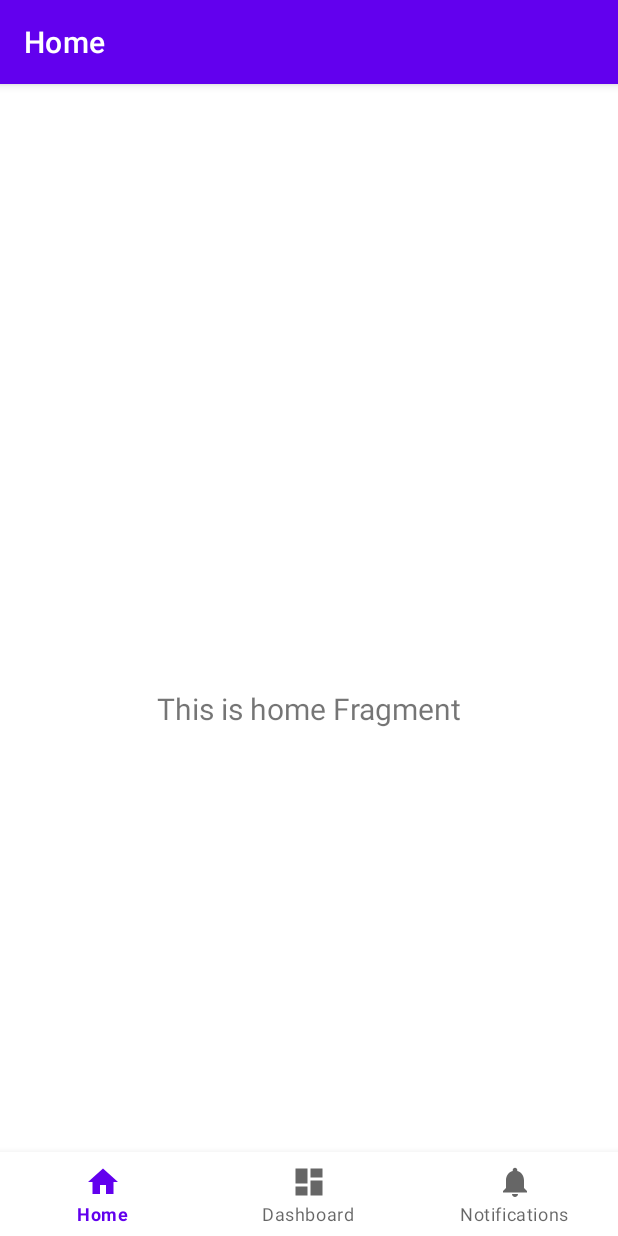
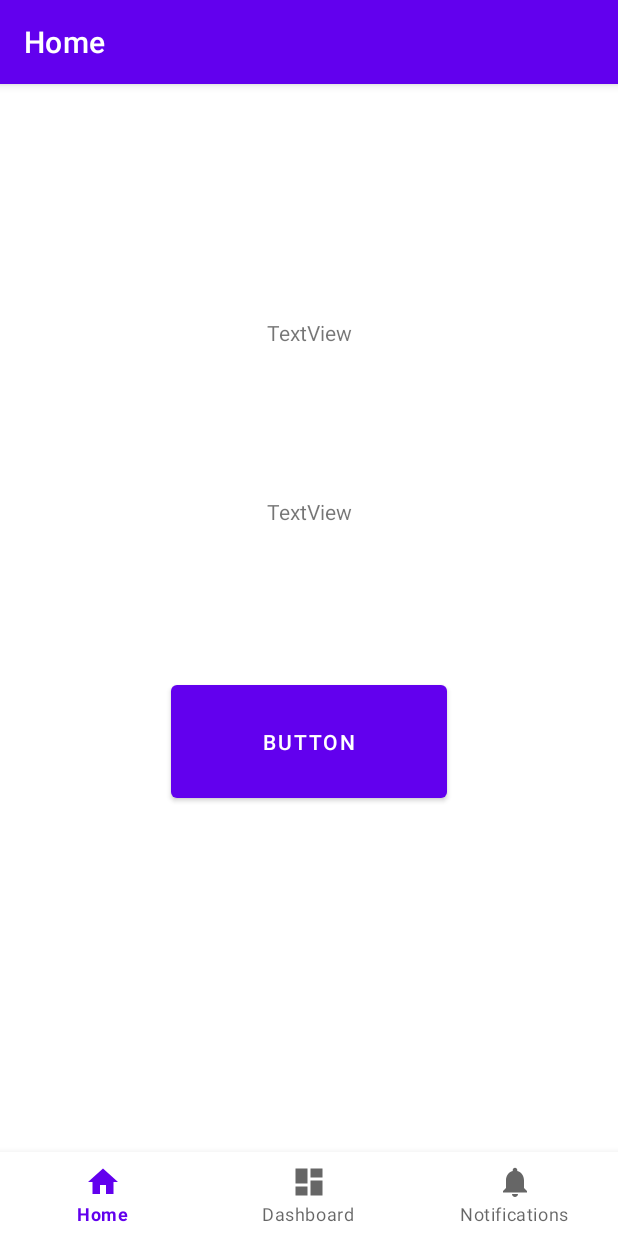
Before and after one commit to e-spinner/app, an Android app: the screen it shows after launch (MainActivity), on a phone screen of 412 x 824 dp. Run offline under Robolectric (Android 15) with nearby library versions, the phone set to English and light mode, and no system bars; our stand-ins replace navigation-ui.

Commit message:
A bit of setup
basic ui + some broken code

```diff
--- a/app/src/main/java/com/se/app/ui/home/HomeFragment.kt
+++ b/app/src/main/java/com/se/app/ui/home/HomeFragment.kt
@@ -4,14 +4,24 @@ import android.os.Bundle
 import android.view.LayoutInflater
 import android.view.View
 import android.view.ViewGroup
+import android.widget.Button
+import android.widget.Chronometer
 import android.widget.TextView
 import androidx.fragment.app.Fragment
 import androidx.lifecycle.ViewModelProvider
 import com.se.app.databinding.FragmentHomeBinding
 
+
 class HomeFragment : Fragment() {
 
     private var _binding: FragmentHomeBinding? = null
+
+    private lateinit var timeDisplay: TextView
+    private lateinit var clock: Chronometer
+
+    private lateinit var distanceDisplay: TextView
+
+    private lateinit var runButton: Button
 
     // This property is only valid between onCreateView and
     // onDestroyView.
@@ -28,10 +38,17 @@ class HomeFragment : Fragment() {
         _binding = FragmentHomeBinding.inflate(inflater, container, false)
         val root: View = binding.root
 
-        val textView: TextView = binding.textHome
-        homeViewModel.text.observe(viewLifecycleOwner) {
-            textView.text = it
+        timeDisplay = binding.timeDisplay
+
+
+
+        distanceDisplay = binding.distanceDisplay
+        runButton = binding.runButton
+
+        runButton.setOnClickListener {
+            timeDisplay.text = "ahh"
         }
+
         return root
     }
 
--- a/app/src/main/res/layout/fragment_home.xml
+++ b/app/src/main/res/layout/fragment_home.xml
@@ -2,21 +2,39 @@
 <androidx.constraintlayout.widget.ConstraintLayout xmlns:android="http://schemas.android.com/apk/res/android"
     xmlns:app="http://schemas.android.com/apk/res-auto"
     xmlns:tools="http://schemas.android.com/tools"
+    android:id="@+id/layout"
     android:layout_width="match_parent"
     android:layout_height="match_parent"
     tools:context=".ui.home.HomeFragment">
 
+    <Button
+        android:id="@+id/run_button"
+        android:layout_width="184dp"
+        android:layout_height="87dp"
+        android:layout_marginTop="100dp"
+        android:text="Button"
+        app:layout_constraintEnd_toEndOf="parent"
+        app:layout_constraintStart_toStartOf="parent"
+        app:layout_constraintTop_toBottomOf="@+id/distance_display" />
+
     <TextView
-        android:id="@+id/text_home"
-        android:layout_width="match_parent"
+        android:id="@+id/time_display"
+        android:layout_width="wrap_content"
         android:layout_height="wrap_content"
-        android:layout_marginStart="8dp"
-        android:layout_marginTop="8dp"
-        android:layout_marginEnd="8dp"
-        android:textAlignment="center"
-        android:textSize="20sp"
-        app:layout_constraintBottom_toBottomOf="parent"
+        android:layout_marginTop="100dp"
+        android:text="TextView"
         app:layout_constraintEnd_toEndOf="parent"
         app:layout_constraintStart_toStartOf="parent"
         app:layout_constraintTop_toTopOf="parent" />
+
+    <TextView
+        android:id="@+id/distance_display"
+        android:layout_width="wrap_content"
+        android:layout_height="wrap_content"
+        android:layout_marginTop="100dp"
+        android:text="TextView"
+        app:layout_constraintEnd_toEndOf="parent"
+        app:layout_constraintStart_toStartOf="parent"
+        app:layout_constraintTop_toBottomOf="@+id/time_display" />
+
 </androidx.constraintlayout.widget.ConstraintLayout>
```
